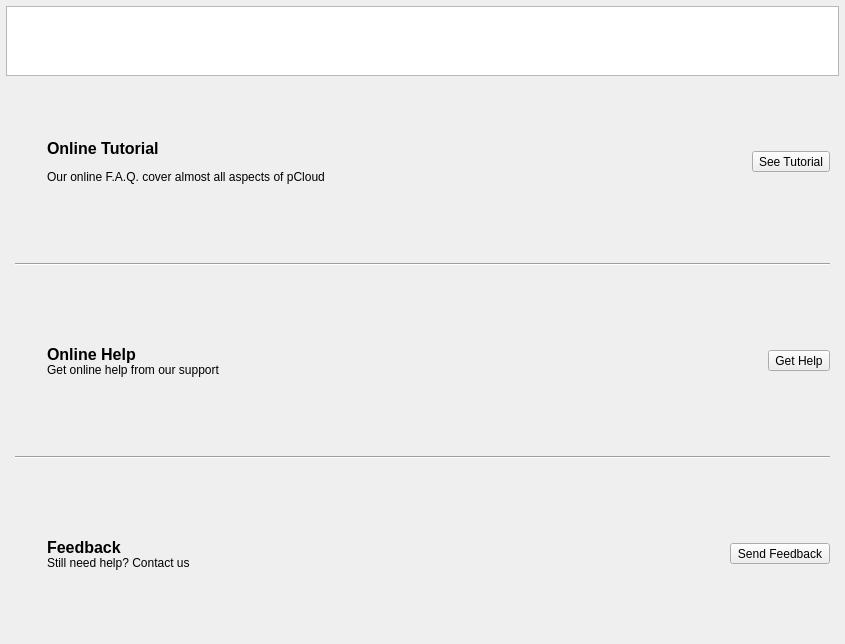
This is pcloudwindow.ui in pcloudcom/psyncgui as Qt 5 draws it before an edit. The edited form follows.
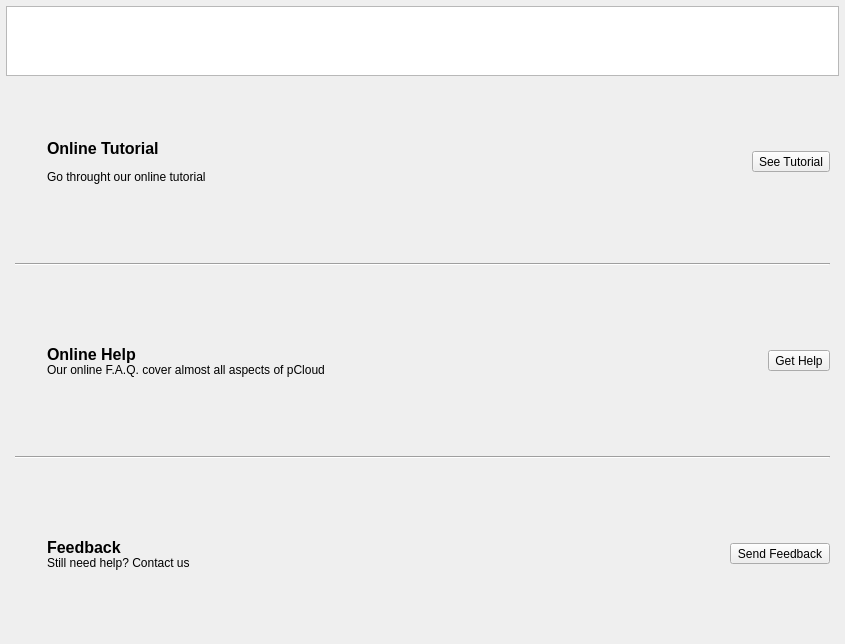
This is the edited form. The open tabs and pages were chosen to show the change. Icons and pictures are not drawn.

What changed in the file:
```diff
--- a/pcloudwindow.ui
+++ b/pcloudwindow.ui
@@ -1473,7 +1473,7 @@
               <item>
                <widget class="QLabel" name="label_10">
                 <property name="text">
-                 <string>&lt;html&gt;&lt;head/&gt;&lt;body&gt;&lt;p&gt;&lt;span style=&quot; font-size:12pt; font-weight:600;&quot;&gt;Online Tutorial &lt;/span&gt;&lt;/p&gt;&lt;p&gt;Our online F.A.Q. cover almost all aspects of pCloud&lt;/p&gt;&lt;/body&gt;&lt;/html&gt;</string>
+                 <string>&lt;html&gt;&lt;head/&gt;&lt;body&gt;&lt;p&gt;&lt;span style=&quot; font-size:12pt; font-weight:600;&quot;&gt;Online Tutorial &lt;/span&gt;&lt;/p&gt;&lt;p&gt;Go throught our online tutorial&lt;/p&gt;&lt;/body&gt;&lt;/html&gt;</string>
                 </property>
                </widget>
               </item>
@@ -1521,7 +1521,7 @@
               <item>
                <widget class="QLabel" name="label_8">
                 <property name="text">
-                 <string>&lt;html&gt;&lt;head/&gt;&lt;body&gt;&lt;p&gt;&lt;span style=&quot; font-size:12pt; font-weight:600;&quot;&gt;Online Help&lt;/span&gt;&lt;span style=&quot; font-weight:600;&quot;&gt;&lt;br/&gt;&lt;/span&gt;Get online help from our support&lt;/p&gt;&lt;/body&gt;&lt;/html&gt;</string>
+                 <string>&lt;html&gt;&lt;head/&gt;&lt;body&gt;&lt;p&gt;&lt;span style=&quot; font-size:12pt; font-weight:600;&quot;&gt;Online Help&lt;/span&gt;&lt;span style=&quot; font-weight:600;&quot;&gt;&lt;br/&gt;&lt;/span&gt;Our online F.A.Q. cover almost all aspects of pCloud&lt;/p&gt;&lt;/body&gt;&lt;/html&gt;</string>
                 </property>
                </widget>
               </item>
```
Left out of the diff: 2 changed lines with no effect on the pictures.
